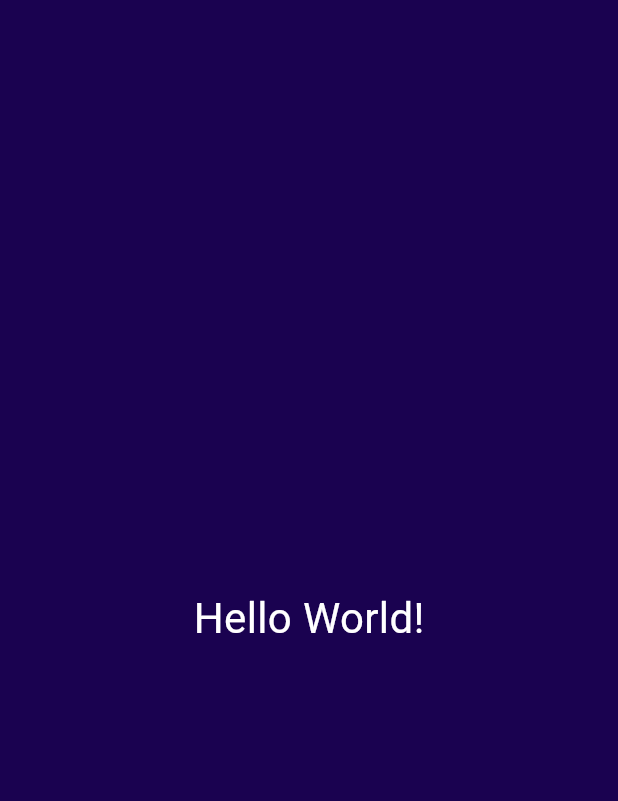
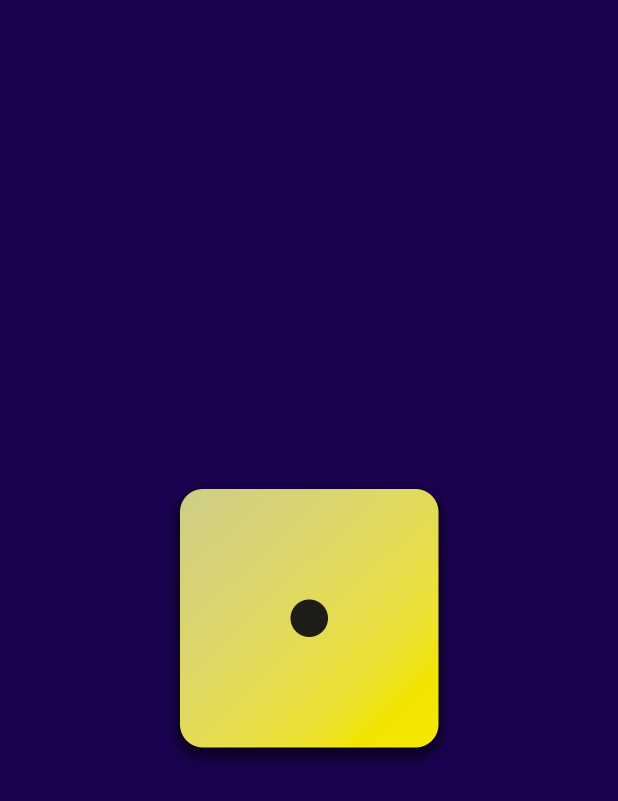
Before and after one commit to ikhsanmuhamad22/flutter-first_app, a Flutter app: the screen it shows after launch, on a phone screen of 412 x 824 dp. Shown: the top 801 px of the screen. Run offline on Flutter 3.47's test engine with Material 3 defaults, Android fonts, the phone set to English and light mode, and no system bars.

```diff
--- a/lib/gradient_container.dart
+++ b/lib/gradient_container.dart
@@ -5,23 +5,44 @@ const startAligment = Alignment.topLeft;
 const endAligment = Alignment.bottomRight;
 
 class GradientContainer extends StatelessWidget {
-  const GradientContainer({super.key});
+  const GradientContainer(this.color1, this.color2, {super.key});
+
+  final Color color1;
+  final Color color2;
 
   @override
   Widget build(context) {
     return Container(
       decoration: BoxDecoration(
           gradient: LinearGradient(
-        colors: [
-          Color.fromARGB(255, 26, 2, 80),
-          Color.fromARGB(255, 26, 2, 80)
-        ],
+        colors: [color1, color2],
         begin: startAligment,
         end: endAligment,
       )),
       child: Center(
-        child: StyledText('Hello World!')
-      ),
+          child: Image.asset(
+        'assets/images/dice-1.png',
+        width: 200,
+      )),
     );
   }
 }
+
+// class GradientContainer extends StatelessWidget {
+//   const GradientContainer({super.key, required this.colors});
+
+//   final List<Color> colors;
+
+//   @override
+//   Widget build(context) {
+//     return Container(
+//       decoration: BoxDecoration(
+//           gradient: LinearGradient(
+//         colors: colors,
+//         begin: startAligment,
+//         end: endAligment,
+//       )),
+//       child: Center(child: StyledText('Hello World!')),
+//     );
+//   }
+// }
--- a/lib/main.dart
+++ b/lib/main.dart
@@ -4,6 +4,9 @@ import 'package:first_app/gradient_container.dart';
 void main() {
   runApp(MaterialApp(
       home: Scaffold(
-    body: GradientContainer(),
+    body: GradientContainer(
+        // colors: [Color.fromARGB(255, 26, 2, 80), Color.fromARGB(255, 26, 2, 80)],
+        Color.fromARGB(255, 26, 2, 80),
+        Color.fromARGB(255, 26, 2, 80)),
   )));
 }
```
Also changed, not shown: pubspec.yaml (+9 -3 lines), assets/images/dice-1.png (added), assets/images/dice-2.png (added), assets/images/dice-3.png (added), assets/images/dice-4.png (added), assets/images/dice-5.png (added), assets/images/dice-6.png (added).
